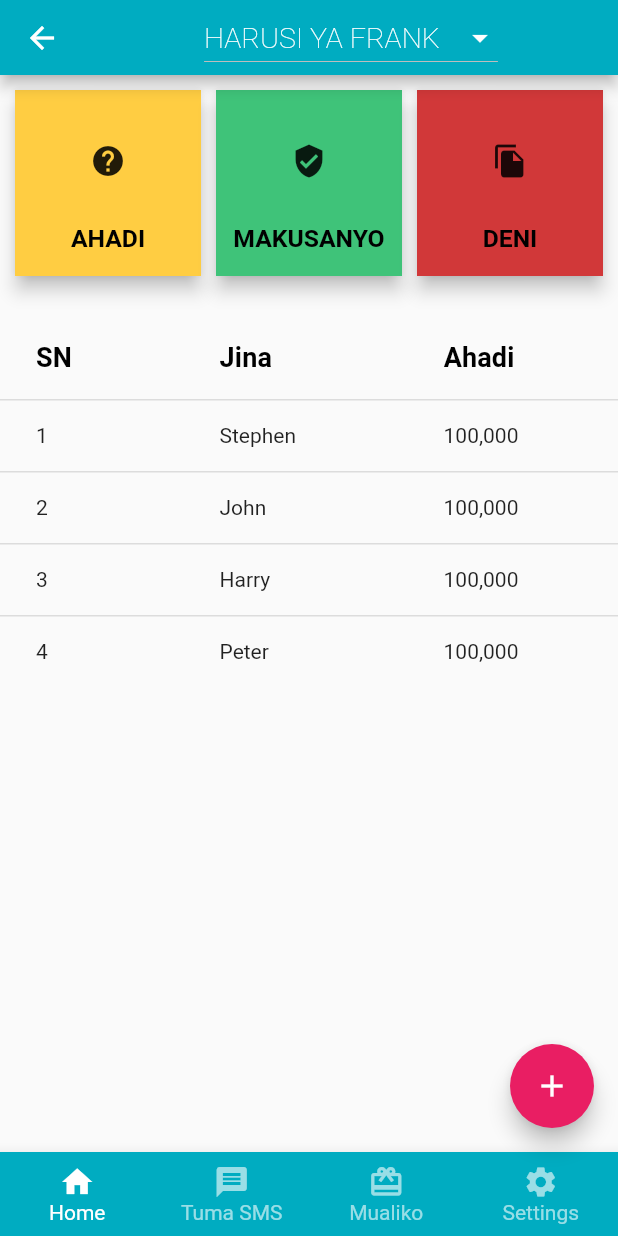
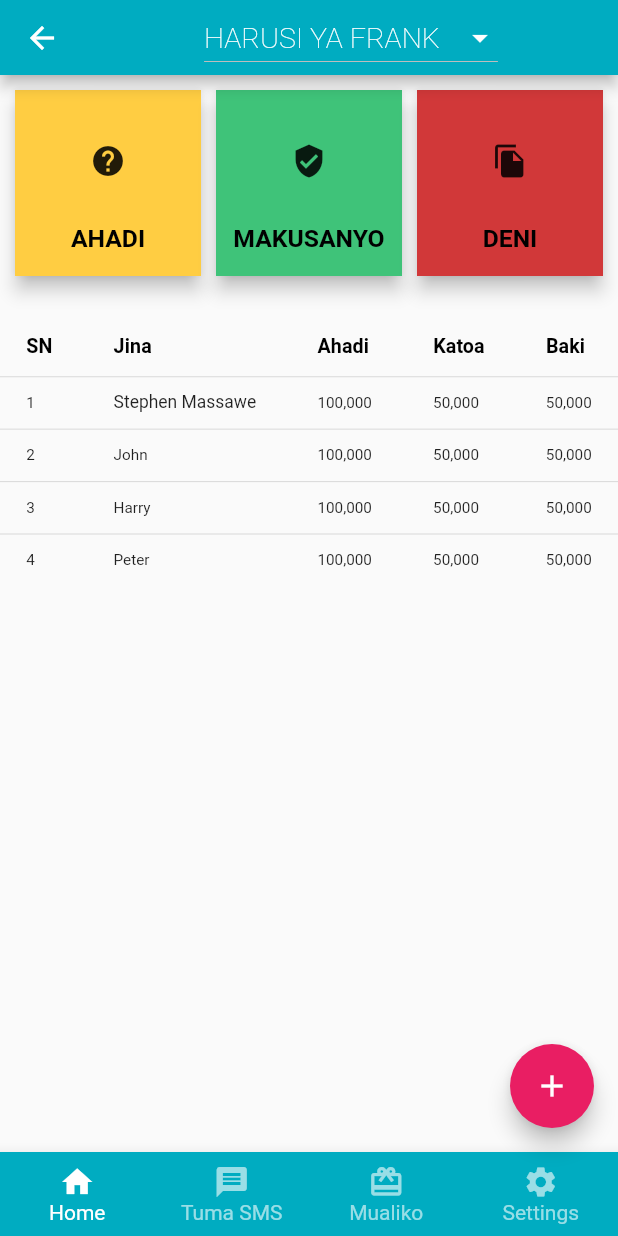
Before and after one commit to gabbymushi/michango_app, a Flutter app: the Michango screen opened by its route, on a phone screen of 412 x 824 dp. Run offline on Flutter 3.47's test engine with Material 2 defaults, Android fonts, the phone set to English and light mode, and no system bars; Roboto replaces fonts that are missing (Encode Sans).

Commit message:
make countrubutors list responsive

```diff
--- a/lib/pages/widgets/contributors_list.dart
+++ b/lib/pages/widgets/contributors_list.dart
@@ -41,54 +41,64 @@ class ContributorsList extends StatefulWidget {
 class _ContributorsList extends State<ContributorsList> {
   @override
   Widget build(BuildContext context) {
-    return DataTable(
+    return Container(
+      width: double.infinity,
+      child: FittedBox(
+        child: DataTable(
           columns: [
             DataColumn(
                 label: Text('SN',
-                style: TextStyle(fontSize: 18, fontWeight: FontWeight.bold))),
+                    style:
+                        TextStyle(fontSize: 18, fontWeight: FontWeight.bold))),
             DataColumn(
                 label: Text('Jina',
-                style: TextStyle(fontSize: 18, fontWeight: FontWeight.bold))),
+                    style:
+                        TextStyle(fontSize: 18, fontWeight: FontWeight.bold))),
             DataColumn(
                 label: Text('Ahadi',
-                style: TextStyle(fontSize: 18, fontWeight: FontWeight.bold))),
-        /*   DataColumn(
+                    style:
+                        TextStyle(fontSize: 18, fontWeight: FontWeight.bold))),
+            DataColumn(
                 label: Text('Katoa',
-                style: TextStyle(fontSize: 18, fontWeight: FontWeight.bold))),
+                    style:
+                        TextStyle(fontSize: 18, fontWeight: FontWeight.bold))),
             DataColumn(
                 label: Text('Baki',
-                style: TextStyle(fontSize: 18, fontWeight: FontWeight.bold))), */
+                    style:
+                        TextStyle(fontSize: 18, fontWeight: FontWeight.bold))),
           ],
           rows: [
             DataRow(cells: [
-          DataCell(Text('1')),
-          DataCell(Text('Stephen')),
-          DataCell(Text('100,000')),
-          /*  DataCell(Text('50,000')),
-          DataCell(Text('50,000')), */
+              DataCell(Text('1', style: TextStyle(fontSize: 14))),
+              DataCell(Text('Stephen Massawe', style: TextStyle(fontSize: 16))),
+              DataCell(Text('100,000', style: TextStyle(fontSize: 14))),
+              DataCell(Text('50,000', style: TextStyle(fontSize: 14))),
+              DataCell(Text('50,000', style: TextStyle(fontSize: 14))),
             ]),
             DataRow(cells: [
               DataCell(Text('2')),
               DataCell(Text('John')),
               DataCell(Text('100,000')),
-          /*  DataCell(Text('50,000')),
-          DataCell(Text('50,000')), */
+              DataCell(Text('50,000')),
+              DataCell(Text('50,000')),
             ]),
             DataRow(cells: [
               DataCell(Text('3')),
               DataCell(Text('Harry')),
               DataCell(Text('100,000')),
-          /*  DataCell(Text('50,000')),
-          DataCell(Text('50,000')), */
+              DataCell(Text('50,000')),
+              DataCell(Text('50,000')),
             ]),
             DataRow(cells: [
               DataCell(Text('4')),
               DataCell(Text('Peter')),
               DataCell(Text('100,000')),
-          /*  DataCell(Text('50,000')),
-          DataCell(Text('50,000')), */
+              DataCell(Text('50,000')),
+              DataCell(Text('50,000')),
             ]),
           ],
+        ),
+      ),
     );
   }
 }
```
Lines whose indentation alone changed are shown as unchanged.
